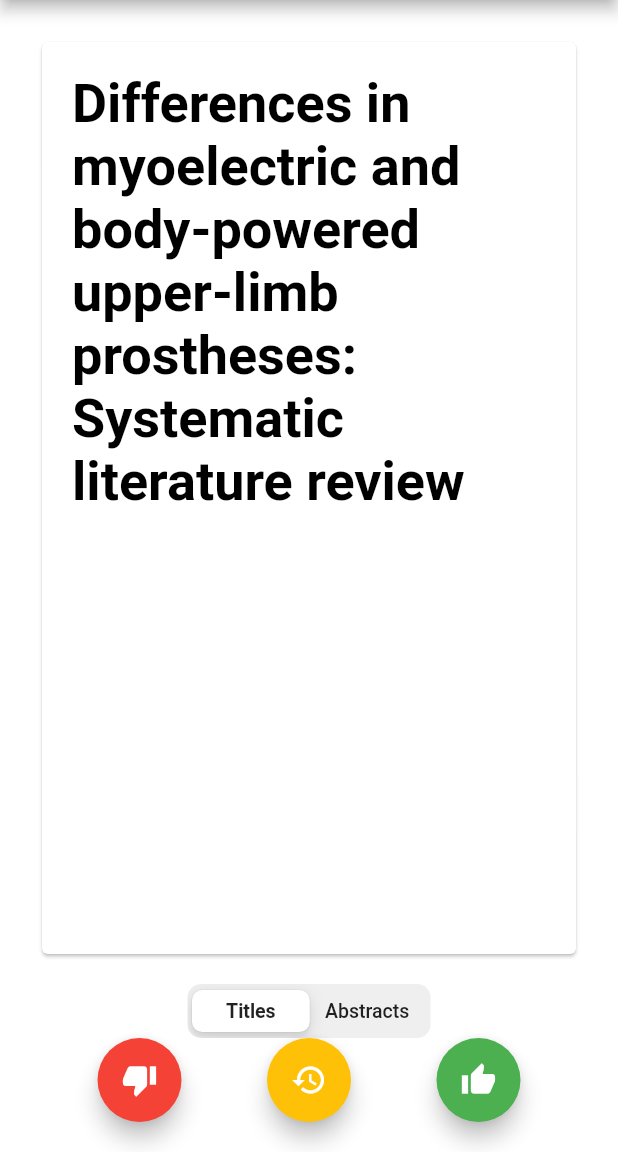
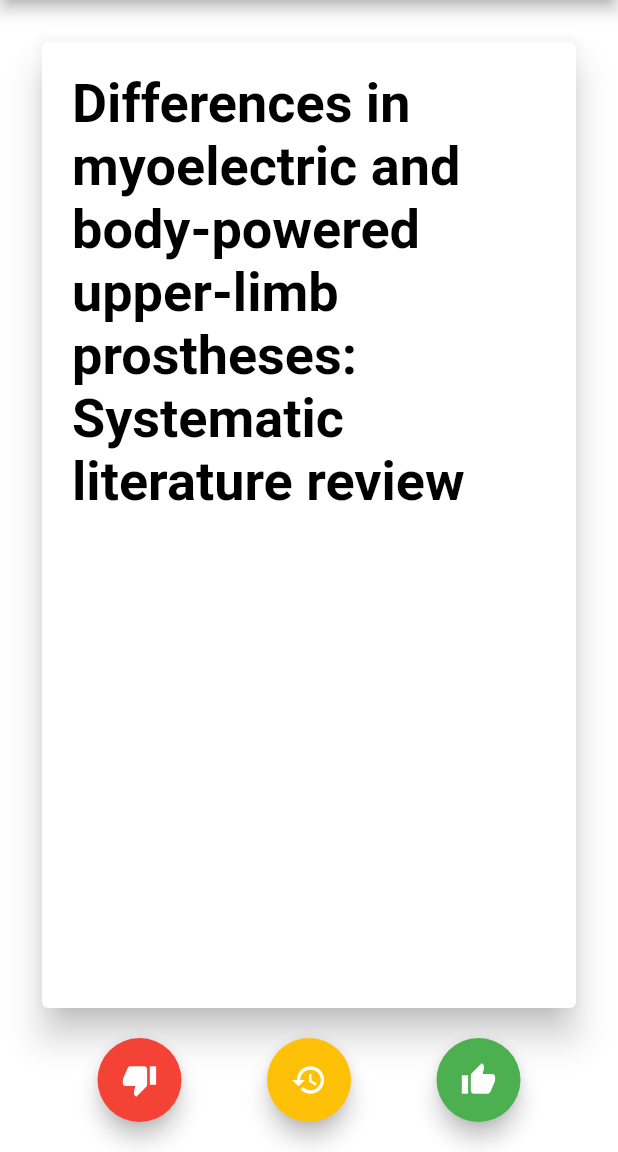
Before and after one commit to enigmatic-bacon/scilit-review, a Flutter app: the screen it shows after launch, after a tap on the "thumb down" icon, on a phone screen of 412 x 824 dp, the part 84-1236 px from its top. Run offline on Flutter 3.47's test engine with Material 2 defaults, Android fonts, the phone set to English and light mode, and no system bars; drawn by our look-alikes of auto_size_text; our stand-ins replace rflutter_alert.

```diff
--- a/lib/frontend/homepage.dart
+++ b/lib/frontend/homepage.dart
@@ -1,8 +1,8 @@
 import 'package:flutter/material.dart';
 import 'package:scilit/frontend/scicard.dart';
 import 'bottombar.dart';
-import 'settingswitch.dart';
 import '../backend/scipaper.dart';
+import 'package:rflutter_alert/rflutter_alert.dart';
 
 class MyHomePage extends StatefulWidget {
   MyHomePage({Key key, this.title}) : super(key: key);
@@ -45,10 +45,6 @@ class _MyHomePageState extends State<MyHomePage> {
                   SciCard(
                     text: allPapers[_paperIndex].abstract,
                   ),
-                SettingSwitch(
-                  switchToTitles: switchToTitles,
-                  switchToAbstracts: switchToAbstracts,
-                ),
                 MyBottomBar(
                   notifyParentGood: cardGood,
                   notifyParentBad: cardBad,
@@ -62,30 +58,53 @@ class _MyHomePageState extends State<MyHomePage> {
     );
   }
 
+  void _setColor(Color color) {
+    setState(() {
+      _color = color;
+    });
+  }
+
+  void _getNextPaper() {
+    if (_paperIndex < allPapers.length - 1) {
+      ++_paperIndex;
+    } else {
+      Alert(
+              context: context,
+              title: "Out of Papers",
+              desc: "Have Checked All Papers")
+          .show();
+    }
+  }
+
+  void _getPreviousPaper() {
+    if (_paperIndex > 0) {
+      --_paperIndex;
+    } else {
+      Alert(context: context, title: "First Paper", desc: "Back to the start!")
+          .show();
+    }
+  }
+
   void cardGood() {
     approvedPapers.add(allPapers[_paperIndex]);
-    setState(() {
-      _color = Colors.green[300];
-      _paperIndex++;
-    });
+    _setColor(Colors.green[300]);
+    _getNextPaper();
   }
 
   void cardBad() {
     rejectedPapers.add(allPapers[_paperIndex]);
-    setState(() {
-      _color = Colors.red[300];
-      _paperIndex++;
-    });
+    _setColor(Colors.red[300]);
+    _getNextPaper();
   }
 
   void previousCard() {
-    _paperIndex--;
+    _getPreviousPaper();
     if (approvedPapers.last.title == allPapers[_paperIndex].title) {
       approvedPapers.removeLast();
     } else {
       rejectedPapers.removeLast();
     }
-    setState(() {});
+    _setColor(Colors.amber[300]);
   }
 
   void switchToTitles() {
--- a/lib/frontend/scicard.dart
+++ b/lib/frontend/scicard.dart
@@ -14,6 +14,7 @@ class _SciCardState extends State<SciCard> {
   Widget build(BuildContext context) {
     return Expanded(
       child: Card(
+        elevation: 10.0,
         margin: EdgeInsets.all(20.0),
         child: Padding(
           padding: const EdgeInsets.all(20.0),
--- a/lib/main.dart
+++ b/lib/main.dart
@@ -10,7 +10,7 @@ class MyApp extends StatelessWidget {
   @override
   Widget build(BuildContext context) {
     return MaterialApp(
-      title: 'Flutter Demo',
+      title: 'SciLit',
       theme: ThemeData(
         // This is the theme of your application.
         //
--- a/pubspec.yaml
+++ b/pubspec.yaml
@@ -28,6 +28,7 @@ dependencies:
   # Use with the CupertinoIcons class for iOS style icons.
   cupertino_icons: ^0.1.3
   auto_size_text: ^2.1.0
+  rflutter_alert: ^1.0.3
 
 dev_dependencies:
   flutter_test:
```
Also changed, not shown: pubspec.lock.
